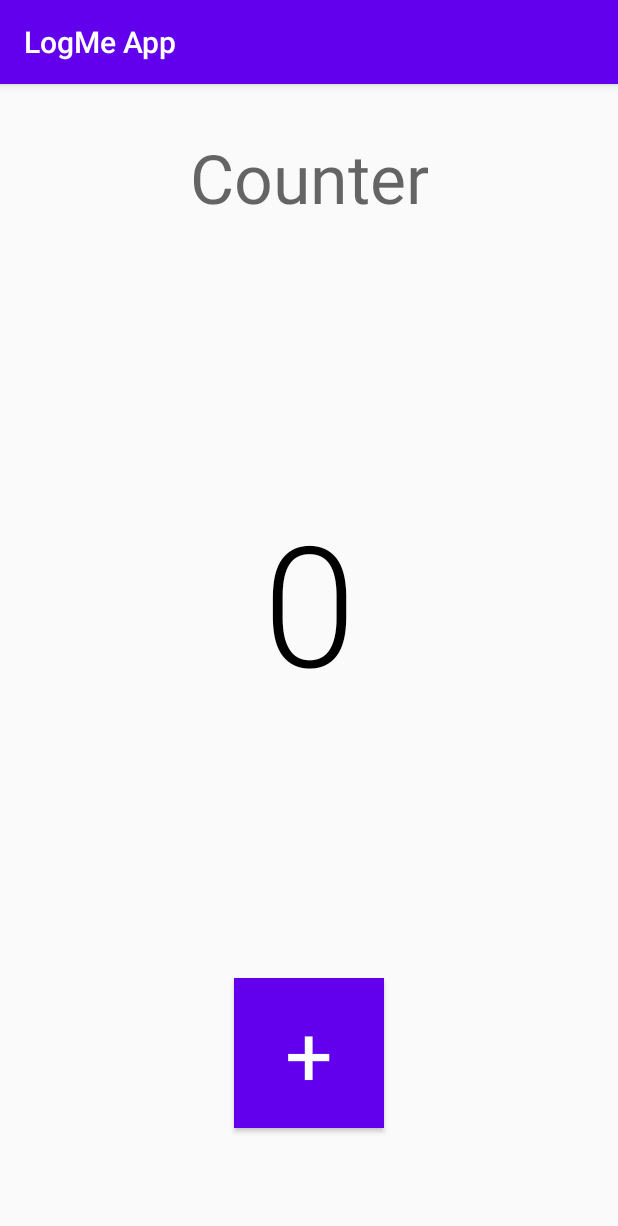
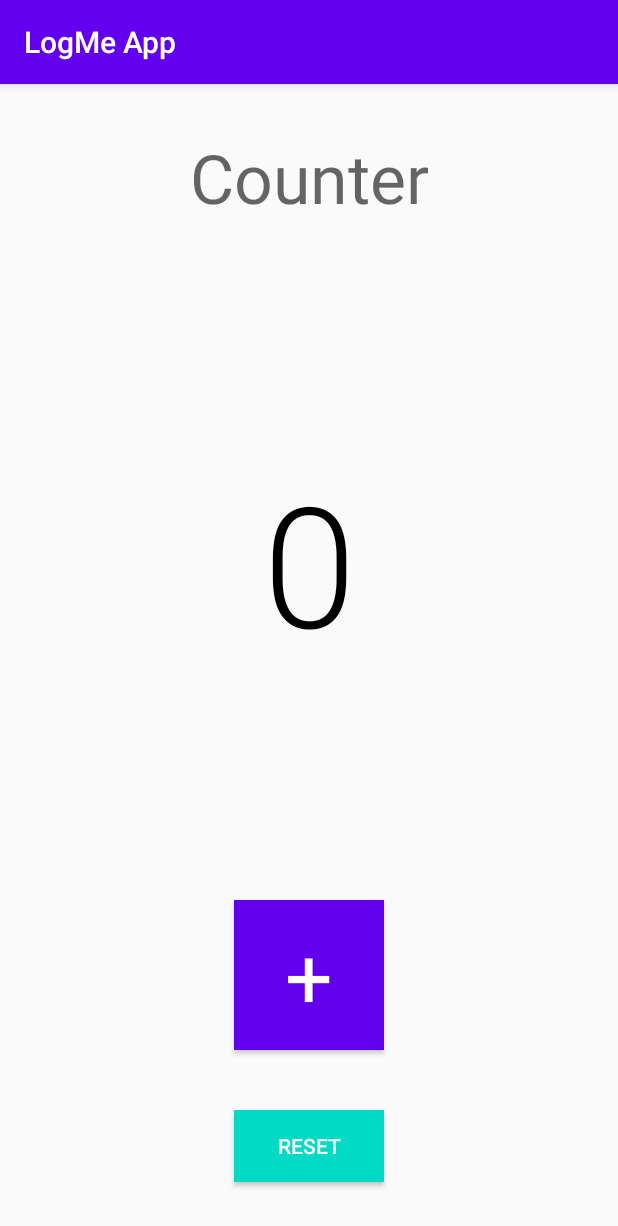
Before and after one commit to nkrumahthis/LogMe-Android, an Android app: the screen it shows after launch (MainActivity), on a phone screen of 412 x 824 dp. Shown: the top 1226 px of the screen. Run offline under Robolectric (Android 15) with nearby library versions, the phone set to English and light mode, and no system bars; our stand-ins replace Firebase (no records; nobody signed in at launch, a user with empty details on screens opened directly).

```diff
--- a/app/src/main/java/com/example/logmeapp/Logme.kt
+++ b/app/src/main/java/com/example/logmeapp/Logme.kt
@@ -1,12 +1,17 @@
 package com.example.logmeapp
 
+import android.annotation.SuppressLint
 import android.content.Context
 import android.net.Uri
+import android.os.Build
 import android.widget.Toast
+import androidx.annotation.RequiresApi
 import com.google.firebase.storage.FirebaseStorage
 import com.google.firebase.storage.StorageReference
 import java.io.File
 import java.io.FileWriter
+import java.time.LocalDateTime
+import java.time.format.DateTimeFormatter
 
 class Logme(
     private val context: Context,
@@ -14,19 +19,6 @@ class Logme(
     private val tag: String,
     private val session: String
 ) {
-    val severity = arrayOf(
-        "EMERGENCY",
-        "ALERT",
-        "CRITICAL",
-        "ERROR",
-        "WARNING",
-        "NOTIFICATION",
-        "INFORMATIONAL",
-        "DEBUGGING"
-    )
-    val environments =
-        arrayOf("DEBUGGING", "STAGING", "PRODUCTION")
-
     val EMERGENCY = "EMERGENCY"
     val ALERT = "ALERT"
     val CRITICAL = "CRITICAL"
@@ -41,49 +33,60 @@ class Logme(
     private val storageReference: StorageReference
 
     fun log(severity: String?, message: String?) {
-        val str = String.format(
-            "(%d) %d [%d] -%d: %d", severity, environment, session, tag, message
-        )
+        val str = "($severity) $environment [$session] - $tag: $message"
         println(str)
-        uploadFile("logme.log", writeFileOnInternalStorage("logme.log", str))
+        writeLogToFile(str)
+        uploadFile()
     }
 
-    private fun writeFileOnInternalStorage(
-        filename: String,
-        body: String
-    ): File? {
-        var file: File? = null
+    @SuppressLint("NewApi")
+    private fun getFileName():String{
+        val current = LocalDateTime.now()
+
+        val formatter = DateTimeFormatter.ofPattern("-yyyy-MM-dd")
+        val formatted = current.format(formatter)
+
+        return "logme-$formatted.log"
+    }
+
+    private fun getFile():File{
+
         val dir = File(context.applicationContext.filesDir, "logme")
         if (!dir.exists()) {
             dir.mkdir()
         }
-        try {
-            val logfile = File(dir, filename)
-            val writer = FileWriter(logfile)
-            writer.append(body)
-            writer.flush()
-            writer.close()
-            file = logfile
-        } catch (e: Exception) {
-            e.printStackTrace()
-        }
-        return file
+
+        return File(dir, getFileName())
     }
 
-    private fun uploadFile(filename: String, logfile: File?) {
-        val file = Uri.fromFile(logfile)
-        val logRef = storageReference.child("logs/$filename")
+    private fun createFileOnInternalStorage(){
+
+        val file = getFile()
+
+        // create a new file
+        try {
+            val isNewFileCreated: Boolean = file.createNewFile()
+
+            if (isNewFileCreated) {
+                println("file created successfully")
+            } else {
+                println("unable to create file")
+            }
+        } catch (e:Exception){
+            Toast.makeText(context, e.message, Toast.LENGTH_SHORT).show()
+        }
+
+    }
+
+    private fun writeLogToFile(text:String){
+        getFile().appendText(text)
+    }
+
+    private fun uploadFile() {
+
+        val file = Uri.fromFile(getFile())
+        val logRef = storageReference.child("logs/${getFileName()}")
         logRef.putFile(file)
-            .addOnSuccessListener {
-                Toast.makeText(
-                    context,
-                    "Log upload Successful",
-                    Toast.LENGTH_SHORT
-                ).show()
-            }
-            .addOnFailureListener {
-                Toast.makeText(context, "Log upload error", Toast.LENGTH_SHORT).show()
-            }
     }
 
     fun emergency(message: String?) {
@@ -112,5 +115,6 @@ class Logme(
 
     init {
         storageReference = FirebaseStorage.getInstance().reference
+        createFileOnInternalStorage()
     }
 }
--- a/app/src/main/java/com/example/logmeapp/MainActivity.kt
+++ b/app/src/main/java/com/example/logmeapp/MainActivity.kt
@@ -2,7 +2,6 @@ package com.example.logmeapp
 
 import androidx.appcompat.app.AppCompatActivity
 import android.os.Bundle
-import android.view.View
 import kotlinx.android.synthetic.main.activity_main.*
 
 
@@ -16,12 +15,25 @@ class MainActivity : AppCompatActivity() {
         setContentView(R.layout.activity_main)
 
         tvDisplay.text = count.toString()
-        btCount.setOnClickListener(View.OnClickListener {
-            count++;
-            tvDisplay.text = count.toString()
-        })
 
-        logger = Logme(this@MainActivity, "DEBUGGING", "Counter", "nkrumahthis");
+        btCount.setOnClickListener {
+            count++
+            logger.info("count increased")
+            updateDisplay()
+        }
+
+        btReset.setOnClickListener {
+            count = 0
+            updateDisplay()
+
+        }
+
+        logger = Logme(this@MainActivity, "DEBUGGING", "Counter", "nkrumahthis")
 
     }
+
+    private fun updateDisplay(){
+        tvDisplay.text = count.toString()
+        logger.info("display updated")
+    }
 }
--- a/app/src/main/res/layout/activity_main.xml
+++ b/app/src/main/res/layout/activity_main.xml
@@ -10,7 +10,7 @@
         android:layout_width="wrap_content"
         android:layout_height="wrap_content"
         android:textAppearance="@style/TextAppearance.AppCompat.Display2"
-        android:text="Counter"
+        android:text="@string/counter"
         android:layout_margin="32dp"
         app:layout_constraintStart_toStartOf="parent"
         app:layout_constraintEnd_toEndOf="parent"
@@ -22,7 +22,6 @@
         android:layout_width="wrap_content"
         android:layout_height="wrap_content"
         android:textAppearance="@style/TextAppearance.AppCompat.Display4"
-        android:text="0"
         app:layout_constraintLeft_toLeftOf="parent"
         app:layout_constraintTop_toBottomOf="@id/tvHeader"
         app:layout_constraintRight_toRightOf="parent"
@@ -32,15 +31,29 @@
     <Button
         android:layout_width="100dp"
         android:layout_height="100dp"
-        android:text="+"
+        android:text="@string/plus"
         android:textAppearance="@style/TextAppearance.AppCompat.Display3"
         android:background="@color/colorPrimary"
         android:textColor="@color/white"
         app:layout_constraintStart_toStartOf="parent"
         app:layout_constraintEnd_toEndOf="parent"
+        app:layout_constraintBottom_toTopOf="@id/btReset"
+        android:layout_marginBottom="40dp"
+        android:id="@+id/btCount"/>
+
+    <Button
+        android:layout_width="100dp"
+        android:layout_height="wrap_content"
+        android:text="@string/reset"
+        android:background="@color/colorAccent"
+        android:textColor="@color/white"
+        app:layout_constraintStart_toStartOf="parent"
+        app:layout_constraintEnd_toEndOf="parent"
         app:layout_constraintBottom_toBottomOf="parent"
-        android:layout_marginBottom="72dp"
-        android:id="@+id/btCount"/>
+        android:layout_marginBottom="36dp"
+        android:id="@+id/btReset"/>
+
+
 
 
 
--- a/app/src/main/res/values/strings.xml
+++ b/app/src/main/res/values/strings.xml
@@ -1,3 +1,6 @@
 <resources>
     <string name="app_name">LogMe App</string>
+    <string name="plus">+</string>
+    <string name="counter">Counter</string>
+    <string name="reset">Reset</string>
 </resources>
```
